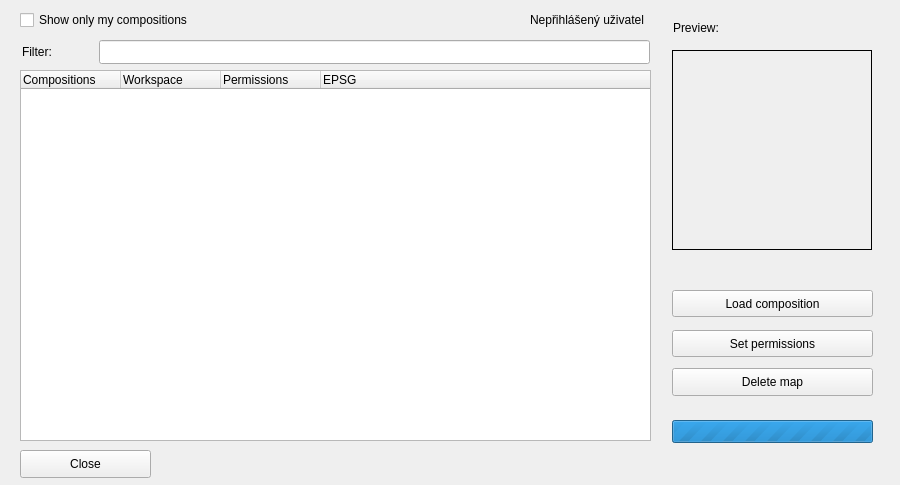
First picture: the form in dlg_addMap.ui, repository LESPROJEKT/qgis-layman-plugin, before the edit.
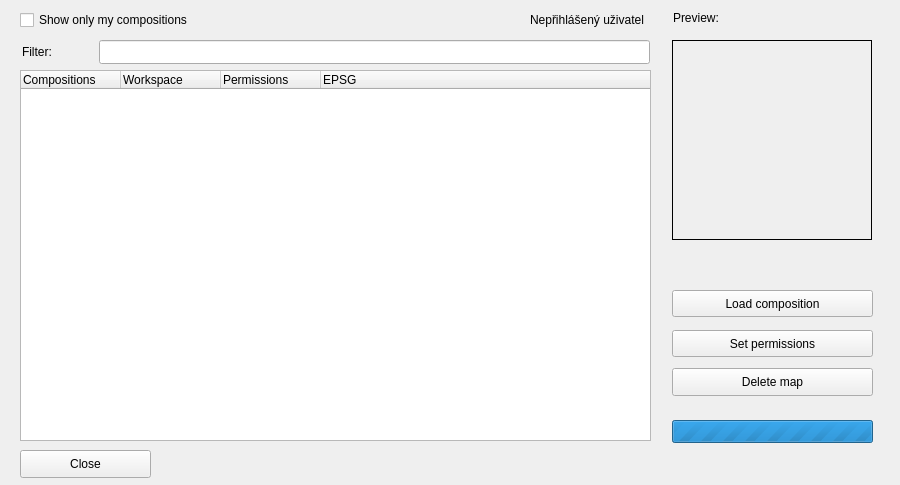
Second picture: the form after the edit. Custom widgets are drawn as their Qt base class.

Diff of the .ui file:
```diff
--- a/dlg_addMap.ui
+++ b/dlg_addMap.ui
@@ -94,7 +94,7 @@
    <property name="geometry">
     <rect>
      <x>672</x>
-     <y>50</y>
+     <y>40</y>
      <width>200</width>
      <height>200</height>
     </rect>
@@ -110,7 +110,7 @@
    <property name="geometry">
     <rect>
      <x>673</x>
-     <y>20</y>
+     <y>10</y>
      <width>141</width>
      <height>16</height>
     </rect>
```
